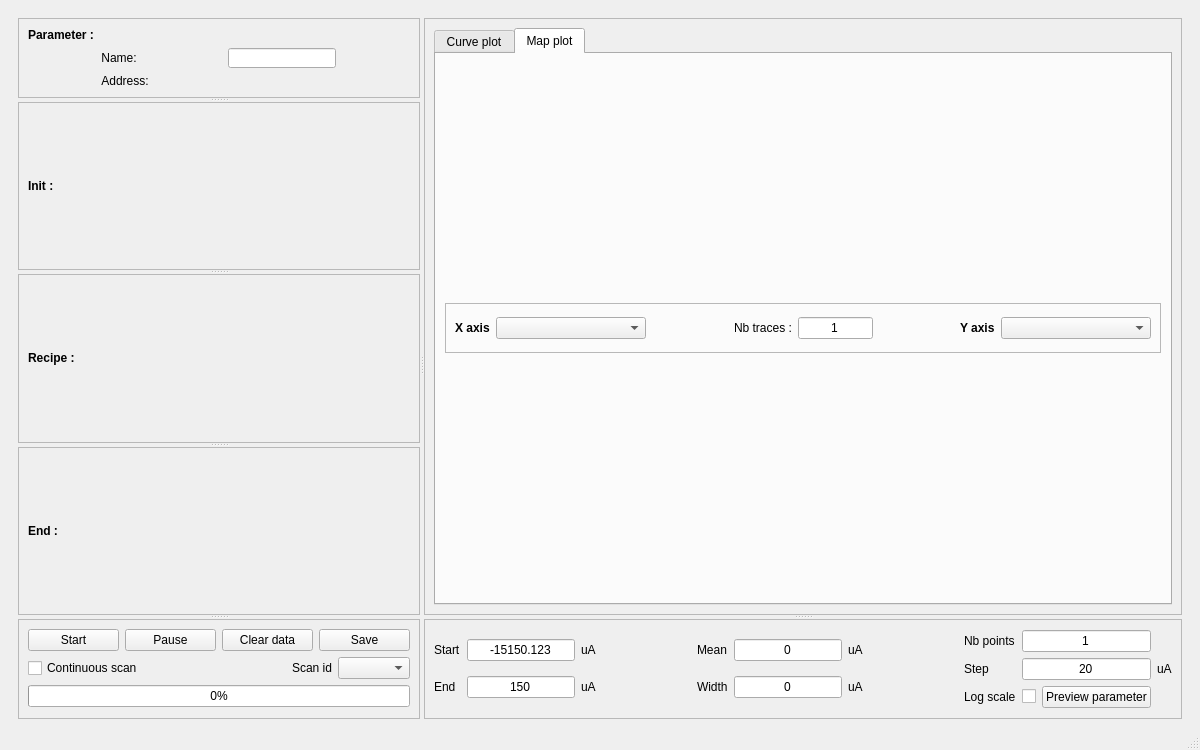
Qt form autolab/core/gui/scanning/interface.ui (autolab-project/autolab) before a commit.
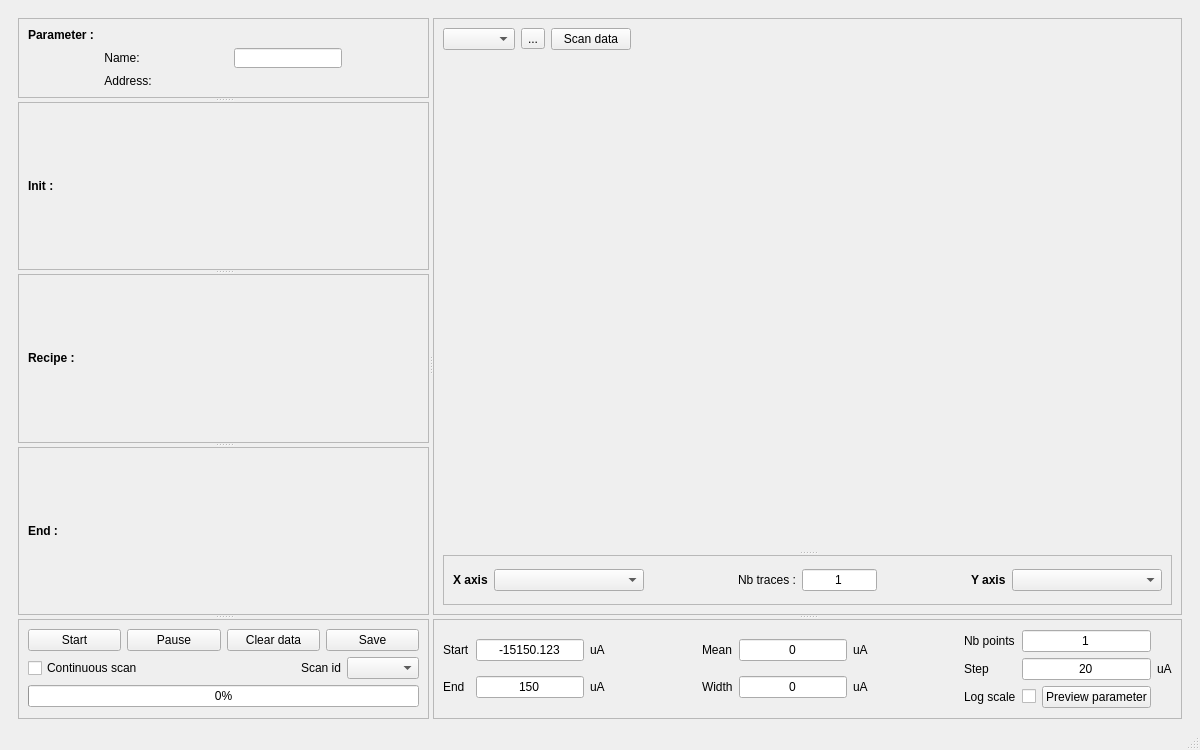
The same form after that commit. The open tabs and pages were chosen to show the change.

Commit message:
can plot images in monitor and scanner
- decided to only plot one scan for dataframes by forcing nbtraces to 1 in scanner figure

```diff
--- a/autolab/core/gui/scanning/interface.ui
+++ b/autolab/core/gui/scanning/interface.ui
@@ -454,16 +454,6 @@
            </property>
            <layout class="QVBoxLayout" name="verticalLayout_5">
             <item>
-             <widget class="QTabWidget" name="tabWidget">
-              <property name="currentIndex">
-               <number>0</number>
-              </property>
-              <widget class="QWidget" name="tab">
-               <attribute name="title">
-                <string>Curve plot</string>
-               </attribute>
-               <layout class="QVBoxLayout" name="verticalLayout_20">
-                <item>
                  <layout class="QHBoxLayout" name="horizontalLayout_2">
                   <item>
                    <widget class="QComboBox" name="dataframe_comboBox">
@@ -675,188 +665,6 @@
                        </layout>
                       </item>
                      </layout>
-                    </item>
-                   </layout>
-                  </widget>
-                 </widget>
-                </item>
-               </layout>
-              </widget>
-              <widget class="QWidget" name="tab_2">
-               <attribute name="title">
-                <string>Map plot</string>
-               </attribute>
-               <layout class="QVBoxLayout" name="verticalLayout_7">
-                <item>
-                 <layout class="QVBoxLayout" name="graphMap"/>
-                </item>
-                <item>
-                 <widget class="QFrame" name="frame_13">
-                  <property name="minimumSize">
-                   <size>
-                    <width>0</width>
-                    <height>50</height>
-                   </size>
-                  </property>
-                  <property name="maximumSize">
-                   <size>
-                    <width>16777215</width>
-                    <height>50</height>
-                   </size>
-                  </property>
-                  <property name="frameShape">
-                   <enum>QFrame::StyledPanel</enum>
-                  </property>
-                  <layout class="QVBoxLayout" name="verticalLayout_12">
-                   <item>
-                    <layout class="QHBoxLayout" name="horizontalLayout_15">
-                     <item>
-                      <layout class="QVBoxLayout" name="verticalLayout_19">
-                       <item>
-                        <layout class="QHBoxLayout" name="horizontalLayout_16">
-                         <item>
-                          <widget class="QLabel" name="label_17">
-                           <property name="font">
-                            <font>
-                             <weight>75</weight>
-                             <bold>true</bold>
-                            </font>
-                           </property>
-                           <property name="text">
-                            <string>X axis</string>
-                           </property>
-                          </widget>
-                         </item>
-                         <item>
-                          <widget class="QComboBox" name="variable_x_comboBox_2">
-                           <property name="minimumSize">
-                            <size>
-                             <width>150</width>
-                             <height>0</height>
-                            </size>
-                           </property>
-                          </widget>
-                         </item>
-                        </layout>
-                       </item>
-                      </layout>
-                     </item>
-                     <item>
-                      <spacer name="horizontalSpacer_3">
-                       <property name="orientation">
-                        <enum>Qt::Horizontal</enum>
-                       </property>
-                       <property name="sizeHint" stdset="0">
-                        <size>
-                         <width>40</width>
-                         <height>20</height>
-                        </size>
-                       </property>
-                      </spacer>
-                     </item>
-                     <item>
-                      <layout class="QVBoxLayout" name="verticalLayout_21">
-                       <item>
-                        <layout class="QHBoxLayout" name="horizontalLayout_19">
-                         <item>
-                          <widget class="QLabel" name="graph_nbTracesLabel_2">
-                           <property name="sizePolicy">
-                            <sizepolicy hsizetype="Fixed" vsizetype="Preferred">
-                             <horstretch>0</horstretch>
-                             <verstretch>0</verstretch>
-                            </sizepolicy>
-                           </property>
-                           <property name="text">
-                            <string>Nb traces :</string>
-                           </property>
-                           <property name="alignment">
-                            <set>Qt::AlignLeading|Qt::AlignLeft|Qt::AlignVCenter</set>
-                           </property>
-                          </widget>
-                         </item>
-                         <item>
-                          <widget class="QLineEdit" name="nbTraces_lineEdit_2">
-                           <property name="sizePolicy">
-                            <sizepolicy hsizetype="Fixed" vsizetype="Fixed">
-                             <horstretch>0</horstretch>
-                             <verstretch>0</verstretch>
-                            </sizepolicy>
-                           </property>
-                           <property name="minimumSize">
-                            <size>
-                             <width>50</width>
-                             <height>0</height>
-                            </size>
-                           </property>
-                           <property name="maximumSize">
-                            <size>
-                             <width>75</width>
-                             <height>16777215</height>
-                            </size>
-                           </property>
-                           <property name="toolTip">
-                            <string>Number of visible traces</string>
-                           </property>
-                           <property name="text">
-                            <string>1</string>
-                           </property>
-                           <property name="alignment">
-                            <set>Qt::AlignCenter</set>
-                           </property>
-                          </widget>
-                         </item>
-                        </layout>
-                       </item>
-                      </layout>
-                     </item>
-                     <item>
-                      <spacer name="horizontalSpacer_8">
-                       <property name="orientation">
-                        <enum>Qt::Horizontal</enum>
-                       </property>
-                       <property name="sizeHint" stdset="0">
-                        <size>
-                         <width>40</width>
-                         <height>20</height>
-                        </size>
-                       </property>
-                      </spacer>
-                     </item>
-                     <item>
-                      <layout class="QVBoxLayout" name="verticalLayout_22">
-                       <item>
-                        <layout class="QHBoxLayout" name="horizontalLayout_20">
-                         <item>
-                          <widget class="QLabel" name="label_18">
-                           <property name="font">
-                            <font>
-                             <weight>75</weight>
-                             <bold>true</bold>
-                            </font>
-                           </property>
-                           <property name="text">
-                            <string>Y axis</string>
-                           </property>
-                          </widget>
-                         </item>
-                         <item>
-                          <widget class="QComboBox" name="variable_y_comboBox_2">
-                           <property name="minimumSize">
-                            <size>
-                             <width>150</width>
-                             <height>0</height>
-                            </size>
-                           </property>
-                          </widget>
-                         </item>
-                        </layout>
-                       </item>
-                      </layout>
-                     </item>
-                    </layout>
-                   </item>
-                  </layout>
-                 </widget>
                 </item>
                </layout>
               </widget>
```
Left out of the diff: 2 changed lines with no effect on the pictures. Lines whose indentation alone changed are shown as unchanged. The commit also changes 5 other files.
